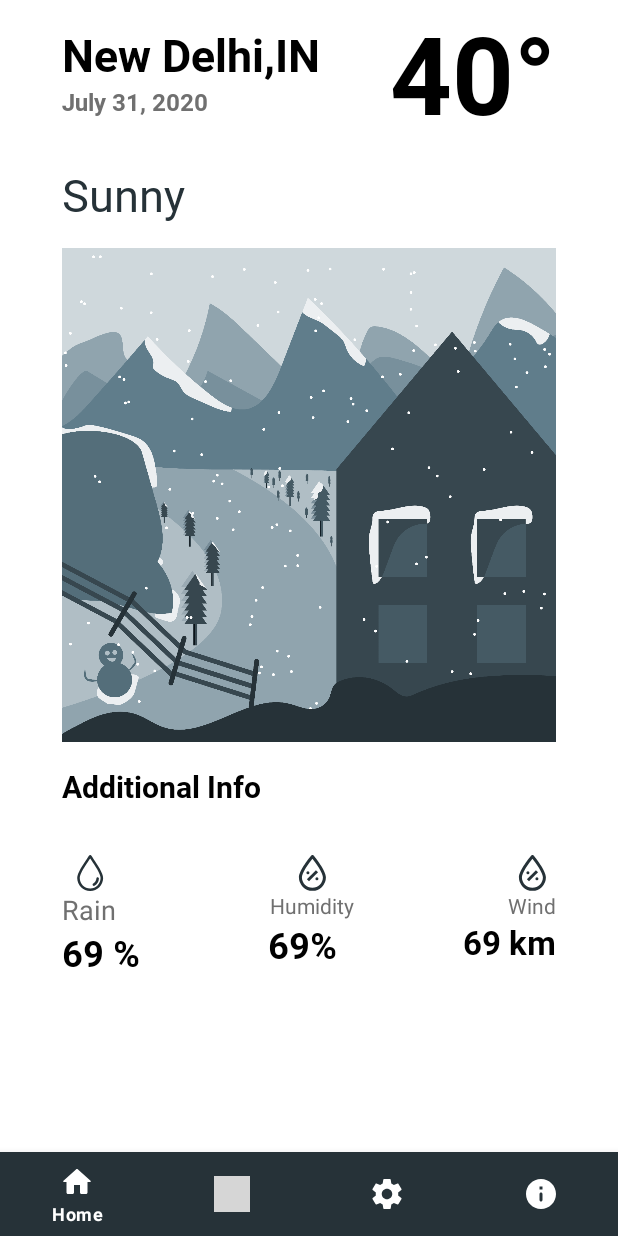
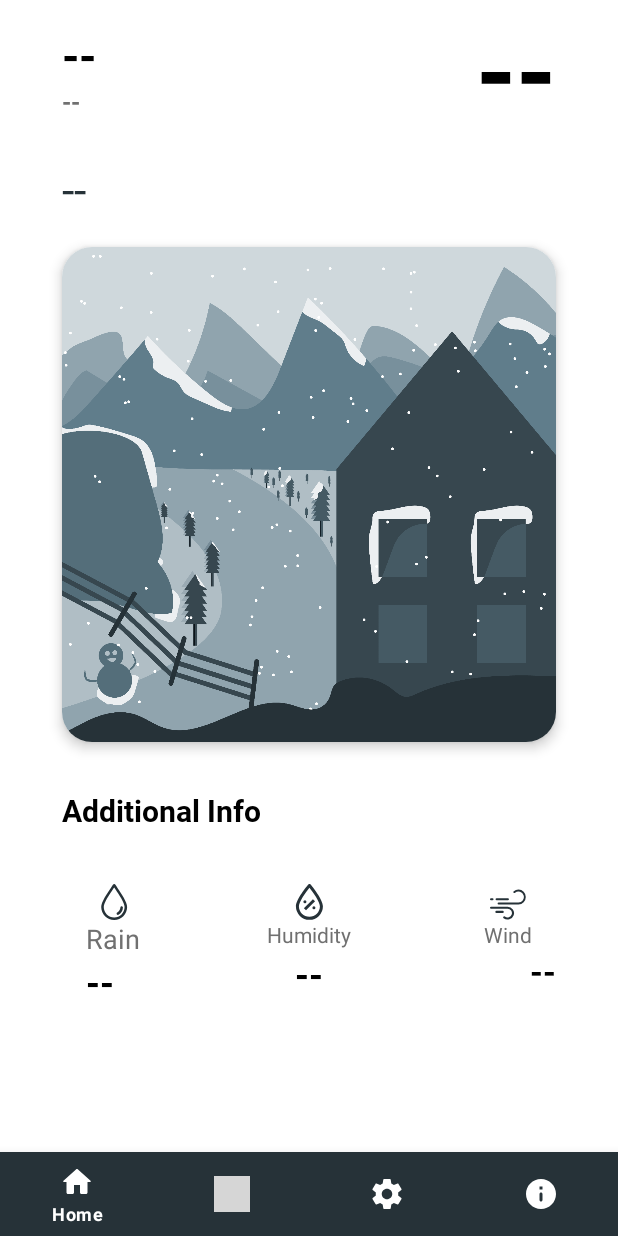
Before and after one commit to FireLord/Weathering, an Android app: the layout activity_snow.xml on its own in the app's theme, with its tools: preview values and no code run, on a phone screen of 412 x 824 dp. Run offline under Robolectric (Android 15) with nearby library versions, the phone set to English and light mode, and no system bars; grey boxes are pictures that could not be loaded.

Commit message:
app: Add the image in CardView
* added minor spaces here and there
* removed testing texts
* made status bar white for all views

Signed-off-by: FireLord <firelord.xda@gmail.com>

```diff
--- a/app/src/main/java/com/firelord/weathering/MainActivity.kt
+++ b/app/src/main/java/com/firelord/weathering/MainActivity.kt
@@ -91,7 +91,7 @@ class MainActivity : AppCompatActivity() {
         Calendar.getInstance()
             .get(Calendar.MONTH)
     )} ${Calendar.getInstance()
-        .get(Calendar.DATE)},${Calendar.getInstance()
+        .get(Calendar.DATE)}, ${Calendar.getInstance()
         .get(Calendar.YEAR)}"
 
     @SuppressLint("SetTextI18n")
@@ -130,7 +130,7 @@ class MainActivity : AppCompatActivity() {
                                             "${it.wind.speed}ms",
                                             weatherNumber.main,
                                             date,
-                                            "${city},${it.sys.country}"
+                                            "${city}, ${it.sys.country}"
                                         )
                                     )
                                     startActivity(rain)
@@ -144,7 +144,7 @@ class MainActivity : AppCompatActivity() {
                                             "${it.wind.speed}ms",
                                             weatherNumber.main,
                                             date,
-                                            "${city},${it.sys.country}"
+                                            "${city}, ${it.sys.country}"
                                         )
                                     )
                                     startActivity(sunny)
--- a/app/src/main/res/layout/activity_snow.xml
+++ b/app/src/main/res/layout/activity_snow.xml
@@ -35,23 +35,29 @@
         android:orientation="horizontal"
         app:layout_constraintGuide_percent="0.6" />
 
-    <ImageView
-        android:id="@+id/imageView2"
+    <com.google.android.material.card.MaterialCardView
         android:layout_width="0dp"
         android:layout_height="0dp"
-        android:adjustViewBounds="true"
-        android:contentDescription="@string/bgImgInfo"
-        android:elevation="10dp"
+        app:cardElevation="5dp"
+        app:cardCornerRadius="20dp"
         app:layout_constraintBottom_toTopOf="@+id/guidelineCardBottom"
         app:layout_constraintEnd_toStartOf="@+id/guidelineRight"
         app:layout_constraintStart_toStartOf="@+id/guidelineLeft"
-        app:layout_constraintTop_toTopOf="@+id/guidelineCardTop"
-        app:srcCompat="@drawable/snow" />
+        app:layout_constraintTop_toTopOf="@+id/guidelineCardTop" >
+
+        <androidx.constraintlayout.widget.ConstraintLayout
+            android:layout_width="match_parent"
+            android:layout_height="match_parent"
+            android:background="@drawable/snow">
+        </androidx.constraintlayout.widget.ConstraintLayout>
+
+    </com.google.android.material.card.MaterialCardView>
 
     <TextView
         android:id="@+id/tvRain"
         android:layout_width="wrap_content"
         android:layout_height="wrap_content"
+        android:layout_marginStart="16dp"
         android:drawablePadding="10dp"
         android:fontFamily="@font/roboto_bold"
         android:text="@string/dash"
@@ -59,10 +65,11 @@
         android:textSize="24sp"
         app:autoSizeTextType="uniform"
         app:layout_constraintBottom_toTopOf="@+id/bottom_navigation_view"
+        app:layout_constraintEnd_toEndOf="@+id/tvRainName"
+        app:layout_constraintHorizontal_bias="0.0"
         app:layout_constraintStart_toStartOf="@+id/guidelineLeft"
         app:layout_constraintTop_toBottomOf="@+id/tvRainName"
-        app:layout_constraintVertical_bias="0.0"
-        tools:text="69 %" />
+        app:layout_constraintVertical_bias="0.0" />
 
     <TextView
         android:id="@+id/tvTemp"
@@ -72,20 +79,20 @@
         android:maxLines="1"
         android:text="@string/dash"
         android:textColor="@color/girlBlack"
-        android:textSize="72sp"
+        android:textSize="69sp"
         android:textStyle="bold"
         app:autoSizeTextType="uniform"
         app:layout_constraintEnd_toStartOf="@+id/guidelineRight"
         app:layout_constraintHorizontal_bias="1.0"
         app:layout_constraintStart_toEndOf="@+id/tvLocation"
-        app:layout_constraintTop_toTopOf="parent"
-        tools:text="40°" />
+        app:layout_constraintTop_toTopOf="parent" />
 
     <TextView
         android:id="@+id/tvWeatherType"
         android:layout_width="wrap_content"
         android:layout_height="wrap_content"
         android:layout_marginTop="16dp"
+        android:layout_marginBottom="8dp"
         android:fontFamily="@font/roboto"
         android:text="@string/dash"
         android:textColor="@color/colorSnowDark"
@@ -93,8 +100,7 @@
         app:autoSizeTextType="uniform"
         app:layout_constraintBottom_toTopOf="@+id/guidelineCardTop"
         app:layout_constraintStart_toStartOf="@+id/guidelineLeft"
-        app:layout_constraintTop_toBottomOf="@+id/tvDate"
-        tools:text="Sunny" />
+        app:layout_constraintTop_toBottomOf="@+id/tvDate" />
 
     <TextView
         android:id="@+id/tvLocation"
@@ -108,8 +114,7 @@
         android:textSize="30sp"
         app:autoSizeTextType="uniform"
         app:layout_constraintStart_toStartOf="@+id/guidelineLeft"
-        app:layout_constraintTop_toTopOf="parent"
-        tools:text="New Delhi,IN" />
+        app:layout_constraintTop_toTopOf="parent" />
 
     <TextView
         android:id="@+id/tvWind"
@@ -118,14 +123,16 @@
         android:drawablePadding="10dp"
         android:fontFamily="@font/roboto_bold"
         android:text="@string/dash"
+        android:maxLines="2"
         android:textColor="@color/girlBlack"
         android:textSize="22sp"
         app:autoSizeTextType="uniform"
         app:layout_constraintBottom_toTopOf="@+id/bottom_navigation_view"
         app:layout_constraintEnd_toStartOf="@+id/guidelineRight"
+        app:layout_constraintHorizontal_bias="1.0"
+        app:layout_constraintStart_toStartOf="@+id/tvWindName"
         app:layout_constraintTop_toBottomOf="@+id/tvWindName"
-        app:layout_constraintVertical_bias="0.0"
-        tools:text="69 km" />
+        app:layout_constraintVertical_bias="0.0" />
 
     <TextView
         android:id="@+id/tvHumidity"
@@ -137,11 +144,9 @@
         android:textColor="@color/girlBlack"
         android:textSize="24sp"
         app:autoSizeTextType="uniform"
-        app:layout_constraintEnd_toStartOf="@+id/tvWind"
-        app:layout_constraintHorizontal_bias="0.505"
-        app:layout_constraintStart_toEndOf="@+id/tvRain"
-        app:layout_constraintTop_toBottomOf="@+id/tvHumidityName"
-        tools:text="69%" />
+        app:layout_constraintEnd_toEndOf="@+id/tvHumidityName"
+        app:layout_constraintStart_toStartOf="@+id/tvHumidityName"
+        app:layout_constraintTop_toBottomOf="@+id/tvHumidityName" />
 
     <TextView
         android:id="@+id/tvDate"
@@ -155,26 +160,28 @@
         app:layout_constraintEnd_toEndOf="@+id/tvLocation"
         app:layout_constraintHorizontal_bias="0.0"
         app:layout_constraintStart_toStartOf="@+id/guidelineLeft"
-        app:layout_constraintTop_toBottomOf="@+id/tvLocation"
-        tools:text="July 31, 2020" />
+        app:layout_constraintTop_toBottomOf="@+id/tvLocation" />
 
     <TextView
         android:id="@+id/tvAddInfo"
         android:layout_width="wrap_content"
         android:layout_height="wrap_content"
-        android:layout_marginTop="16dp"
+        android:layout_marginTop="32dp"
         android:fontFamily="@font/roboto_bold"
         android:text="@string/addInfo"
         android:textColor="@color/girlBlack"
         android:textSize="20sp"
+        app:layout_constraintEnd_toStartOf="@+id/guidelineRight"
+        app:layout_constraintHorizontal_bias="0.0"
         app:layout_constraintStart_toStartOf="@+id/guidelineLeft"
-        app:layout_constraintTop_toBottomOf="@+id/imageView2" />
+        app:layout_constraintTop_toTopOf="@+id/guidelineCardBottom" />
 
     <TextView
         android:id="@+id/tvRainName"
         android:layout_width="wrap_content"
         android:layout_height="wrap_content"
-        android:layout_marginTop="32dp"
+        android:layout_marginStart="16dp"
+        android:layout_marginTop="35dp"
         android:drawableTop="@drawable/ic_snow_rain"
         android:text="@string/rain"
         android:textColor="@color/girlGrey"
@@ -186,20 +193,21 @@
         android:id="@+id/tvHumidityName"
         android:layout_width="wrap_content"
         android:layout_height="wrap_content"
-        android:layout_marginTop="32dp"
+        android:layout_marginTop="35dp"
         android:drawableTop="@drawable/ic_snow_hum"
         android:text="@string/humidity"
         android:textColor="@color/girlGrey"
-        app:layout_constraintEnd_toStartOf="@+id/tvWindName"
-        app:layout_constraintStart_toEndOf="@+id/tvRainName"
+        app:layout_constraintEnd_toStartOf="@+id/guidelineRight"
+        app:layout_constraintStart_toStartOf="@+id/guidelineLeft"
         app:layout_constraintTop_toBottomOf="@+id/tvAddInfo" />
 
     <TextView
         android:id="@+id/tvWindName"
         android:layout_width="wrap_content"
         android:layout_height="wrap_content"
-        android:layout_marginTop="32dp"
-        android:drawableTop="@drawable/ic_snow_hum"
+        android:layout_marginTop="35dp"
+        android:layout_marginEnd="16dp"
+        android:drawableTop="@drawable/ic_snow_wind"
         android:text="@string/wind"
         android:textColor="@color/girlGrey"
         app:layout_constraintEnd_toStartOf="@+id/guidelineRight"
@@ -209,6 +217,7 @@
         android:id="@+id/bottom_navigation_view"
         android:layout_width="match_parent"
         android:layout_height="wrap_content"
+        app:elevation="10dp"
         app:backgroundTint="@color/colorSnowDark"
         app:itemIconTint="@color/girlWhite"
         app:itemTextColor="@color/girlWhite"
--- a/app/src/main/res/values/styles.xml
+++ b/app/src/main/res/values/styles.xml
@@ -5,12 +5,8 @@
         <item name="colorPrimary">@color/colorSunnyLight</item>
         <item name="colorPrimaryDark">@color/colorSunnyLight</item>
         <item name="colorAccent">@color/colorSunnyLight</item>
-        <item name="shapeAppearanceMediumComponent">@style/ShapeAppearance.App.MediumComponent</item>
+        <item name="android:statusBarColor">@color/girlWhite</item>
         <item name="android:windowLightStatusBar">true</item>
-    </style>
-
-    <style name="ShapeAppearance.App.MediumComponent" parent="ShapeAppearance.MaterialComponents.MediumComponent">
-        <item name="cornerSize">20dp</item>
     </style>
 
     <style name="Rain" parent="Theme.MaterialComponents.Light.NoActionBar">
@@ -18,6 +14,7 @@
         <item name="colorPrimary">@color/colorRainLight</item>
         <item name="colorPrimaryDark">@color/colorRainLight</item>
         <item name="colorAccent">@color/colorRainLight</item>
+        <item name="android:statusBarColor">@color/girlWhite</item>
         <item name="android:windowLightStatusBar">true</item>
     </style>
 
@@ -26,6 +23,7 @@
         <item name="colorPrimary">@color/colorSnowLight</item>
         <item name="colorPrimaryDark">@color/colorSnowLight</item>
         <item name="colorAccent">@color/colorSnowLight</item>
+        <item name="android:statusBarColor">@color/girlWhite</item>
         <item name="android:windowLightStatusBar">true</item>
     </style>
 
```
Also changed, not shown: app/src/main/res/layout/activity_rain.xml (+41 -32 lines), app/src/main/res/layout/activity_sunny.xml (+41 -32 lines).
